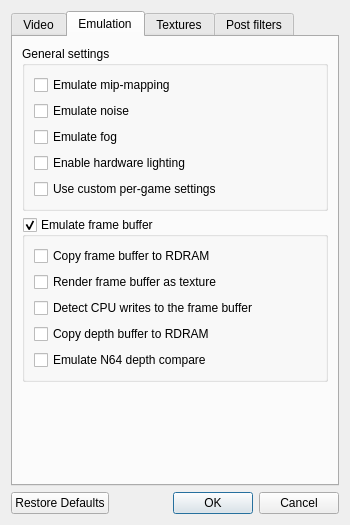
First picture: the form in GLidenUI/configDialog.ui, repository gonetz/GLideN64, before the edit.
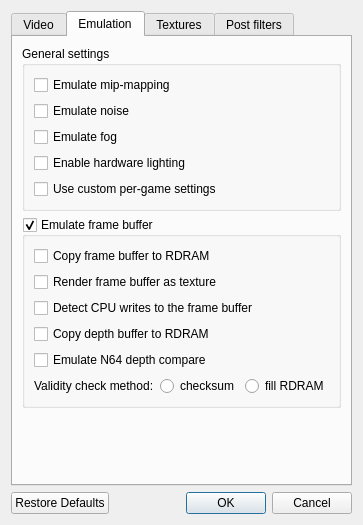
Second picture: the form after the edit. The open tabs and pages were chosen to show the change. Icons and pictures are not drawn.

Commit message: Add validiti check option to UI.

Diff of the .ui file:
```diff
--- a/GLidenUI/configDialog.ui
+++ b/GLidenUI/configDialog.ui
@@ -693,6 +693,46 @@
             </property>
            </widget>
           </item>
+          <item>
+           <layout class="QHBoxLayout" name="horizontalLayout_10">
+            <item>
+             <widget class="QLabel" name="label_24">
+              <property name="toolTip">
+               <string>&lt;html&gt;&lt;head/&gt;&lt;body&gt;&lt;p&gt;&lt;span style=&quot; font-weight:600;&quot;&gt;Frame buffer validity check:&lt;/span&gt;&lt;/p&gt;&lt;p&gt;For hardware frame buffer emulation it is essential to know that hardware frame buffer is still valid and can be used as texture. Frame buffer validity means that corresponded area in RDRAM is still used for that buffer. Plugin checks RDRAM context for changes before use of hardware buffer. There are two methods to check RDRAM context:&lt;/p&gt;&lt;p&gt;1. Checksum calculation. Plugin calculates checksum of RDRAM area for allocated frame buffer. Checksum change means that frame buffer is not valid. This method is harmless, but it is incompatible with some games, e.g. Mario Tennis. &lt;/p&gt;&lt;p&gt;2. Fill RDRAM. Plugin fills RDRAM area for allocated frame buffer with some color. Frame buffer is valid until all pixels inside the area are the same. This method is faster that the first one, but it may cause emulator's crash if actual frame buffer bounds are less than the ones detected by the plugin. &lt;/p&gt;&lt;p&gt;[Recommended: Checksum calculation]&lt;/p&gt;&lt;/body&gt;&lt;/html&gt;</string>
+              </property>
+              <property name="text">
+               <string>Validity check method:</string>
+              </property>
+             </widget>
+            </item>
+            <item>
+             <widget class="QRadioButton" name="checksumRadioButton">
+              <property name="toolTip">
+               <string>&lt;html&gt;&lt;head/&gt;&lt;body&gt;&lt;p&gt;&lt;span style=&quot; font-weight:600;&quot;&gt;Frame buffer validity check:&lt;/span&gt;&lt;/p&gt;&lt;p&gt;For hardware, frame buffer emulation it is essential to know that hardware frame buffer is still valid and can be used as texture. Frame buffer validity means that corresponded area in RDRAM is still used for that buffer. Plugin checks RDRAM context for changes before use of hardware buffer. There are two methods to check RDRAM context:&lt;/p&gt;&lt;p&gt;1. Checksum calculation. Plugin calculates checksum of RDRAM area for allocated frame buffer. Checksum change means that frame buffer is not valid. This method is harmless, but it is incompatible with some games, e.g. Mario Tennis. &lt;/p&gt;&lt;p&gt;2. Fill RDRAM. Plugin fills RDRAM area for allocated frame buffer with some color. Frame buffer is valid until all pixels inside the area are the same. This method is faster that the first one, but it may cause emulator's crash if actual frame buffer bounds are less than the ones detected by the plugin. &lt;/p&gt;&lt;p&gt;[Recommended: Checksum calculation]&lt;/p&gt;&lt;/body&gt;&lt;/html&gt;</string>
+              </property>
+              <property name="text">
+               <string>checksum</string>
+              </property>
+              <attribute name="buttonGroup">
+               <string notr="true">validityCheckMethodButtonGroup</string>
+              </attribute>
+             </widget>
+            </item>
+            <item>
+             <widget class="QRadioButton" name="fillRdramRadioButton">
+              <property name="toolTip">
+               <string>&lt;html&gt;&lt;head/&gt;&lt;body&gt;&lt;p&gt;&lt;span style=&quot; font-weight:600;&quot;&gt;Frame buffer validity check:&lt;/span&gt;&lt;/p&gt;&lt;p&gt;For hardware, frame buffer emulation it is essential to know that hardware frame buffer is still valid and can be used as texture. Frame buffer validity means that corresponded area in RDRAM is still used for that buffer. Plugin checks RDRAM context for changes before use of hardware buffer. There are two methods to check RDRAM context:&lt;/p&gt;&lt;p&gt;1. Checksum calculation. Plugin calculates checksum of RDRAM area for allocated frame buffer. Checksum change means that frame buffer is not valid. This method is harmless, but it is incompatible with some games, e.g. Mario Tennis. &lt;/p&gt;&lt;p&gt;2. Fill RDRAM. Plugin fills RDRAM area for allocated frame buffer with some color. Frame buffer is valid until all pixels inside the area are the same. This method is faster that the first one, but it may cause emulator's crash if actual frame buffer bounds are less than the ones detected by the plugin. &lt;/p&gt;&lt;p&gt;[Recommended: Checksum calculation]&lt;/p&gt;&lt;/body&gt;&lt;/html&gt;</string>
+              </property>
+              <property name="text">
+               <string>fill RDRAM</string>
+              </property>
+              <attribute name="buttonGroup">
+               <string notr="true">validityCheckMethodButtonGroup</string>
+              </attribute>
+             </widget>
+            </item>
+           </layout>
+          </item>
          </layout>
         </widget>
        </item>
```
Left out of the diff: 3 changed lines with no effect on the pictures. The commit also changes 2 other files.
